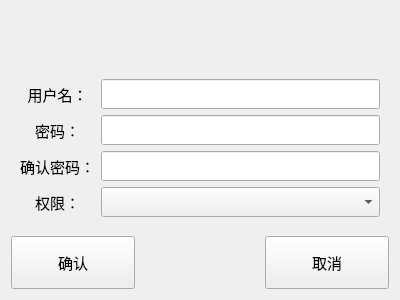
Before: the Qt Designer form project/RegisterNewUserView.ui in luanjianbing/GraduateDesignProject, drawn with Qt 5.
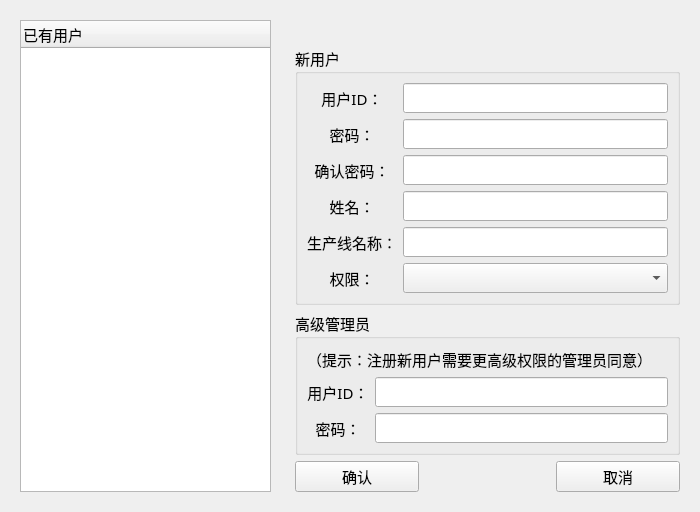
After: the same form once the commit is applied. Icons and pictures are not drawn.

Commit message: 添加用户登录与注册用户功能

What changed in the file:
```diff
--- a/project/RegisterNewUserView.ui
+++ b/project/RegisterNewUserView.ui
@@ -6,8 +6,8 @@
    <rect>
     <x>0</x>
     <y>0</y>
-    <width>400</width>
-    <height>300</height>
+    <width>700</width>
+    <height>500</height>
    </rect>
   </property>
   <property name="font">
@@ -19,8 +19,39 @@
   <property name="windowTitle">
    <string>RegisterNewUser</string>
   </property>
-  <layout class="QGridLayout" name="gridLayout_2" rowstretch="2,6,2">
-   <item row="0" column="1" colspan="3">
+  <layout class="QGridLayout" name="gridLayout_5" columnstretch="4,6">
+   <item row="0" column="0">
+    <widget class="QWidget" name="widget_2" native="true">
+     <layout class="QGridLayout" name="gridLayout_4">
+      <item row="0" column="0">
+       <widget class="QTreeWidget" name="treeWidgetHasUser">
+        <column>
+         <property name="text">
+          <string>已有用户</string>
+         </property>
+        </column>
+       </widget>
+      </item>
+     </layout>
+    </widget>
+   </item>
+   <item row="0" column="1">
+    <widget class="QWidget" name="widget" native="true">
+     <layout class="QGridLayout" name="gridLayout_3" rowstretch="2,5,2,1">
+      <item row="0" column="0">
+       <spacer name="horizontalSpacer">
+        <property name="orientation">
+         <enum>Qt::Horizontal</enum>
+        </property>
+        <property name="sizeHint" stdset="0">
+         <size>
+          <width>122</width>
+          <height>20</height>
+         </size>
+        </property>
+       </spacer>
+      </item>
+      <item row="0" column="1">
     <widget class="QLabel" name="label">
      <property name="text">
       <string/>
@@ -33,58 +64,29 @@
      </property>
     </widget>
    </item>
-   <item row="2" column="3" colspan="2">
-    <widget class="QPushButton" name="buttonCancel">
-     <property name="sizePolicy">
-      <sizepolicy hsizetype="Minimum" vsizetype="Expanding">
-       <horstretch>0</horstretch>
-       <verstretch>0</verstretch>
-      </sizepolicy>
-     </property>
-     <property name="text">
-      <string>取消</string>
-     </property>
-     <property name="autoDefault">
-      <bool>false</bool>
-     </property>
-    </widget>
-   </item>
-   <item row="2" column="0" colspan="2">
-    <widget class="QPushButton" name="buttonModify">
-     <property name="sizePolicy">
-      <sizepolicy hsizetype="Minimum" vsizetype="Expanding">
-       <horstretch>0</horstretch>
-       <verstretch>0</verstretch>
-      </sizepolicy>
-     </property>
-     <property name="text">
-      <string>确认</string>
-     </property>
-     <property name="autoDefault">
-      <bool>false</bool>
-     </property>
-    </widget>
-   </item>
-   <item row="0" column="0">
-    <spacer name="horizontalSpacer">
+      <item row="0" column="2">
+       <spacer name="horizontalSpacer_2">
      <property name="orientation">
       <enum>Qt::Horizontal</enum>
      </property>
      <property name="sizeHint" stdset="0">
       <size>
-       <width>100</width>
+          <width>122</width>
        <height>20</height>
       </size>
      </property>
     </spacer>
    </item>
-   <item row="1" column="0" colspan="5">
-    <widget class="QWidget" name="widget" native="true">
+      <item row="1" column="0" colspan="3">
+       <widget class="QGroupBox" name="groupBoxNewUser">
+        <property name="title">
+         <string>新用户</string>
+        </property>
      <layout class="QGridLayout" name="gridLayout">
       <item row="0" column="0">
        <widget class="QLabel" name="labelNewUserName">
         <property name="text">
-         <string>用户名：</string>
+            <string>用户ID：</string>
         </property>
         <property name="alignment">
          <set>Qt::AlignCenter</set>
@@ -121,6 +123,32 @@
        <widget class="QLineEdit" name="lineEditNewUserConfirmPassward"/>
       </item>
       <item row="3" column="0">
+          <widget class="QLabel" name="labelNewUserTrueName">
+           <property name="text">
+            <string>姓名：</string>
+           </property>
+           <property name="alignment">
+            <set>Qt::AlignCenter</set>
+           </property>
+          </widget>
+         </item>
+         <item row="3" column="1">
+          <widget class="QLineEdit" name="lineEditNewUserTrueName"/>
+         </item>
+         <item row="4" column="0">
+          <widget class="QLabel" name="labelNewUserProductionLine">
+           <property name="text">
+            <string>生产线名称：</string>
+           </property>
+           <property name="alignment">
+            <set>Qt::AlignCenter</set>
+           </property>
+          </widget>
+         </item>
+         <item row="4" column="1">
+          <widget class="QLineEdit" name="lineEditNewUserProductionLine"/>
+         </item>
+         <item row="5" column="0">
        <widget class="QLabel" name="labelAuthority">
         <property name="text">
          <string>权限：</string>
@@ -130,37 +158,101 @@
         </property>
        </widget>
       </item>
-      <item row="3" column="1">
+         <item row="5" column="1">
        <widget class="QComboBox" name="comboBoxAuthority"/>
       </item>
      </layout>
     </widget>
    </item>
-   <item row="0" column="4">
-    <spacer name="horizontalSpacer_2">
-     <property name="orientation">
-      <enum>Qt::Horizontal</enum>
-     </property>
-     <property name="sizeHint" stdset="0">
-      <size>
-       <width>100</width>
-       <height>20</height>
-      </size>
-     </property>
-    </spacer>
-   </item>
-   <item row="2" column="2">
+      <item row="2" column="0" colspan="3">
+       <widget class="QGroupBox" name="groupBoxSuperAuthority">
+        <property name="title">
+         <string>高级管理员</string>
+        </property>
+        <layout class="QGridLayout" name="gridLayout_2">
+         <item row="1" column="1">
+          <widget class="QLineEdit" name="lineEditSuperAuthorityUserID"/>
+         </item>
+         <item row="2" column="0">
+          <widget class="QLabel" name="labelSuperAuthorityUserPassward">
+           <property name="text">
+            <string>密码：</string>
+           </property>
+           <property name="alignment">
+            <set>Qt::AlignCenter</set>
+           </property>
+          </widget>
+         </item>
+         <item row="2" column="1">
+          <widget class="QLineEdit" name="lineEditSuperAuthorityUserPassward"/>
+         </item>
+         <item row="1" column="0">
+          <widget class="QLabel" name="labelSuperAuthorityUserID">
+           <property name="text">
+            <string>用户ID：</string>
+           </property>
+           <property name="alignment">
+            <set>Qt::AlignCenter</set>
+           </property>
+          </widget>
+         </item>
+         <item row="0" column="0" colspan="2">
+          <widget class="QLabel" name="labelTip">
+           <property name="text">
+            <string>（提示：注册新用户需要更高级权限的管理员同意）</string>
+           </property>
+          </widget>
+         </item>
+        </layout>
+       </widget>
+      </item>
+      <item row="3" column="0">
+       <widget class="QPushButton" name="buttonModify">
+        <property name="sizePolicy">
+         <sizepolicy hsizetype="Minimum" vsizetype="Expanding">
+          <horstretch>0</horstretch>
+          <verstretch>0</verstretch>
+         </sizepolicy>
+        </property>
+        <property name="text">
+         <string>确认</string>
+        </property>
+        <property name="autoDefault">
+         <bool>false</bool>
+        </property>
+       </widget>
+      </item>
+      <item row="3" column="1">
     <spacer name="horizontalSpacer_3">
      <property name="orientation">
       <enum>Qt::Horizontal</enum>
      </property>
      <property name="sizeHint" stdset="0">
       <size>
-       <width>40</width>
+          <width>123</width>
        <height>20</height>
       </size>
      </property>
     </spacer>
+      </item>
+      <item row="3" column="2">
+       <widget class="QPushButton" name="buttonCancel">
+        <property name="sizePolicy">
+         <sizepolicy hsizetype="Minimum" vsizetype="Expanding">
+          <horstretch>0</horstretch>
+          <verstretch>0</verstretch>
+         </sizepolicy>
+        </property>
+        <property name="text">
+         <string>取消</string>
+        </property>
+        <property name="autoDefault">
+         <bool>false</bool>
+        </property>
+       </widget>
+      </item>
+     </layout>
+    </widget>
    </item>
   </layout>
  </widget>
```
Left out of the diff: 2 changed lines with no effect on the pictures. Lines whose indentation alone changed are shown as unchanged. The commit also changes 52 other files.
